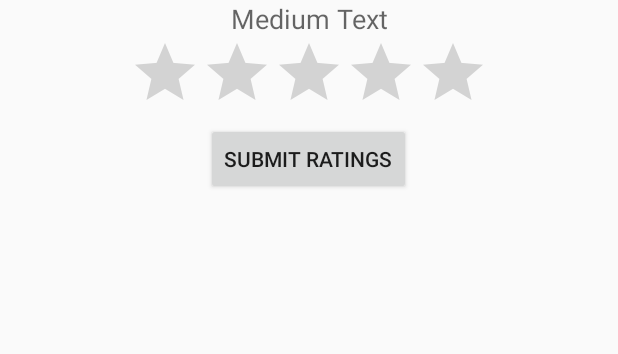
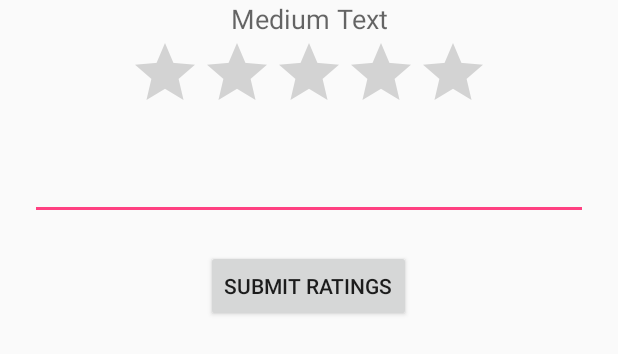
Before and after one commit to open-learning-exchange/take-home, an Android app: the layout rate_resource_dialog.xml on its own in the app's theme, with its tools: preview values and no code run, on a phone screen of 412 x 824 dp. Shown: the top 354 px of the screen. Run offline under Robolectric (Android 15) with nearby library versions, the phone set to English and light mode, and no system bars.

Commit message:
gradle update

```diff
--- a/app/src/main/res/layout/rate_resource_dialog.xml
+++ b/app/src/main/res/layout/rate_resource_dialog.xml
@@ -24,7 +24,17 @@
             android:numStars="5"
             android:layout_gravity="center_horizontal" />
 
-        <Button
+    <EditText
+        android:layout_width="match_parent"
+        android:layout_height="wrap_content"
+        android:ems="10"
+        android:id="@+id/editTextComment"
+        android:inputType="textMultiLine"
+        android:layout_margin="20dp"
+        android:padding="10dp"
+        android:scrollbars="horizontal" />
+
+    <Button
             android:layout_width="wrap_content"
             android:layout_height="wrap_content"
             android:text="Submit Ratings"
```
